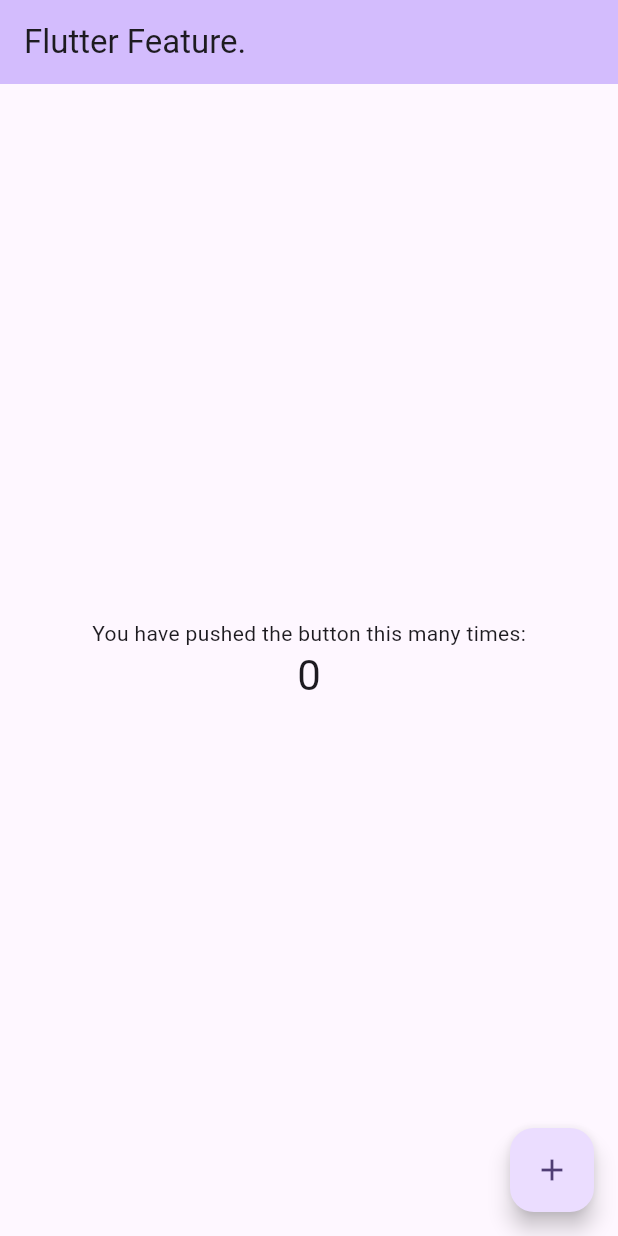
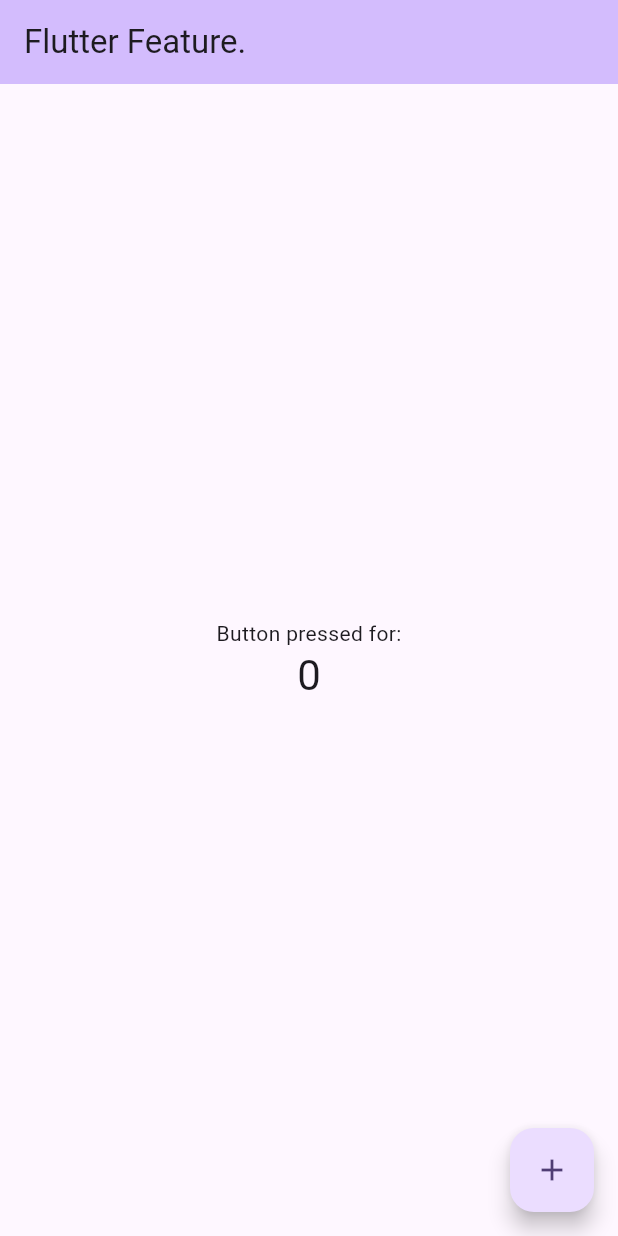
Before and after one commit to sagar-deriv/flutter_git_demo, a Flutter app: the screen it shows after launch, on a phone screen of 412 x 824 dp. Run offline on Flutter 3.47's test engine with Material 2 defaults, Android fonts, the phone set to English and light mode, and no system bars.

```diff
--- a/lib/main.dart
+++ b/lib/main.dart
@@ -106,7 +106,7 @@
           mainAxisAlignment: MainAxisAlignment.center,
           children: <Widget>[
             const Text(
-              'You have pushed the button this many times:',
+              'Button pressed for:',
             ),
             Text(
               '$_counter',
```
Also changed, not shown: 2 other files.
